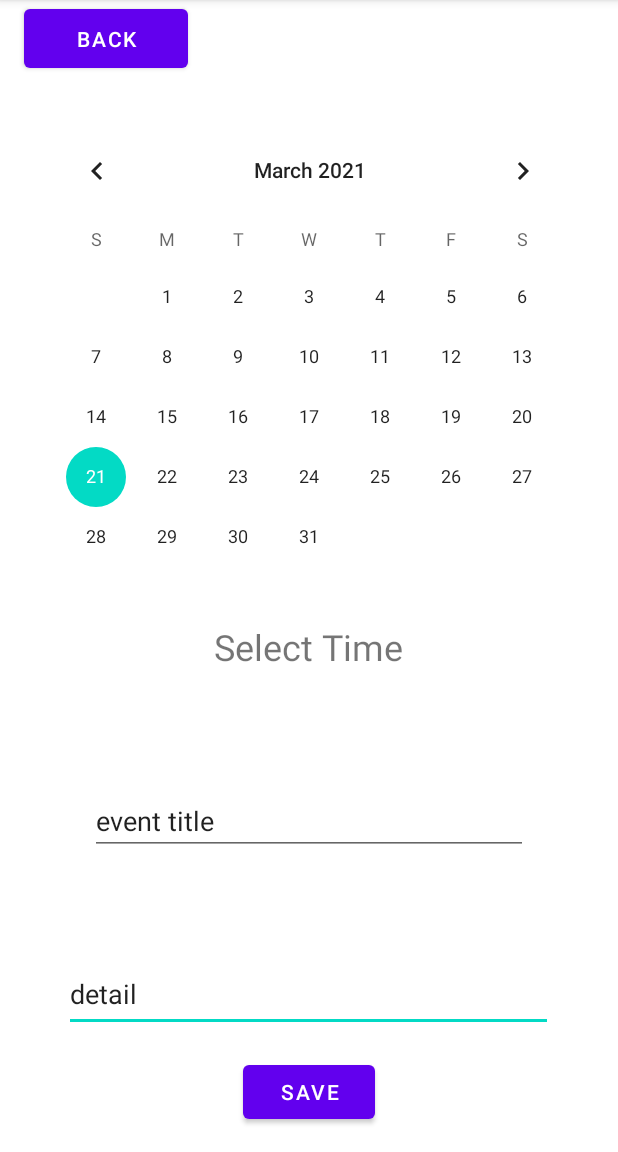
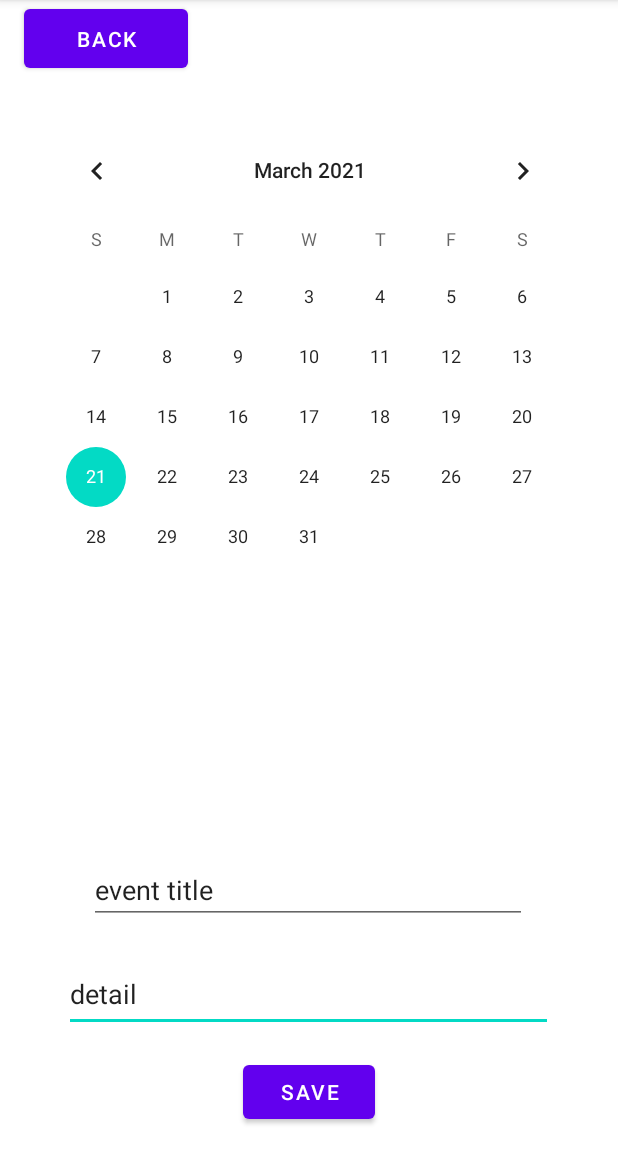
Before and after one commit to Haolinc/DueItProject, an Android app: the CalendarActivity screen opened directly, with no data from a screen before it, on a phone screen of 412 x 824 dp, the part 84-1236 px from its top. Run offline under Robolectric (Android 15) with nearby library versions, the phone set to English and light mode, and no system bars.

Commit message:
Make calendar time setting better

```diff
--- a/app/src/main/java/com/example/duelt/CalendarActivity.java
+++ b/app/src/main/java/com/example/duelt/CalendarActivity.java
@@ -16,10 +16,8 @@ import android.widget.TimePicker;
 
 public class CalendarActivity extends AppCompatActivity {
     private CalendarView mCalendarView;
-    private CalenderTimer mCalendarTimer;
     private EditText eventTitleInput;
     private EditText eventDetailInput;
-    private TextView selectTimeView;
     //data to store information about date and event
     private int mYear, mMonth, mDay, mHour, mMinute;
     private String eventTitle;
@@ -31,7 +29,6 @@ public class CalendarActivity extends AppCompatActivity {
         mCalendarView = (CalendarView) findViewById(R.id.calendarView);
         eventTitleInput = (EditText)findViewById(R.id.EventTitle);
         eventDetailInput = (EditText)findViewById(R.id.EventDetail);
-        selectTimeView = (TextView) findViewById(R.id.SelectTime);
 
         //get user select date in CalenderView and store them
         mCalendarView.setOnDateChangeListener(new CalendarView.OnDateChangeListener() {
@@ -40,19 +37,13 @@ public class CalendarActivity extends AppCompatActivity {
                 mYear = year;
                 mMonth = month;
                 mDay = dayOfMonth;
-            }
-        });
-        //create  TimePickerDialog  to user input about time in hour and minute
-        selectTimeView.setOnClickListener(new View.OnClickListener() {
-            @Override
-            public void onClick(View v) {
                 TimePickerDialog timePickerDialog = new TimePickerDialog(CalendarActivity.this,
                         new TimePickerDialog.OnTimeSetListener() {
-                           @Override
-                           public void onTimeSet(TimePicker view, int hourOfDay, int minute) {
-                              mHour = hourOfDay;
-                              mMinute = minute;
-                           }
+                            @Override
+                            public void onTimeSet(TimePicker view, int hourOfDay, int minute) {
+                                mHour = hourOfDay;
+                                mMinute = minute;
+                            }
                         }, 24,0,true
                 );
                 timePickerDialog.updateTime(mHour,mMinute);
--- a/app/src/main/java/com/example/duelt/MiniActivity.java
+++ b/app/src/main/java/com/example/duelt/MiniActivity.java
@@ -13,7 +13,7 @@ public class MiniActivity extends AppCompatActivity {
         setContentView(R.layout.activity_mini);
     }
     public void back(View v){
-
         finish();
     }
+
 }
--- a/app/src/main/res/layout/activity_calendar.xml
+++ b/app/src/main/res/layout/activity_calendar.xml
@@ -45,13 +45,14 @@
         android:id="@+id/EventTitle"
         android:layout_width="292dp"
         android:layout_height="41dp"
+        android:layout_marginBottom="24dp"
         android:ems="10"
         android:inputType="textPersonName"
         android:text="event title"
         app:layout_constraintBottom_toTopOf="@+id/EventDetail"
         app:layout_constraintEnd_toEndOf="parent"
-        app:layout_constraintStart_toStartOf="parent"
-        app:layout_constraintTop_toBottomOf="@+id/SelectTime" />
+        app:layout_constraintHorizontal_bias="0.495"
+        app:layout_constraintStart_toStartOf="parent" />
 
     <Button
         android:id="@+id/back"
@@ -64,16 +65,4 @@
         app:layout_constraintStart_toStartOf="parent"
         app:layout_constraintTop_toTopOf="parent" />
 
-    <TextView
-        android:id="@+id/SelectTime"
-        android:layout_width="212dp"
-        android:layout_height="54dp"
-        android:layout_marginTop="28dp"
-        android:gravity="center"
-        android:text="Select Time"
-        android:textSize="24sp"
-        app:layout_constraintEnd_toEndOf="parent"
-        app:layout_constraintHorizontal_bias="0.497"
-        app:layout_constraintStart_toStartOf="parent"
-        app:layout_constraintTop_toBottomOf="@+id/calendarView" />
 </androidx.constraintlayout.widget.ConstraintLayout>
```
Also changed, not shown: app/src/main/res/layout/activity_mini.xml (+12 -0 lines), 1 other file.
